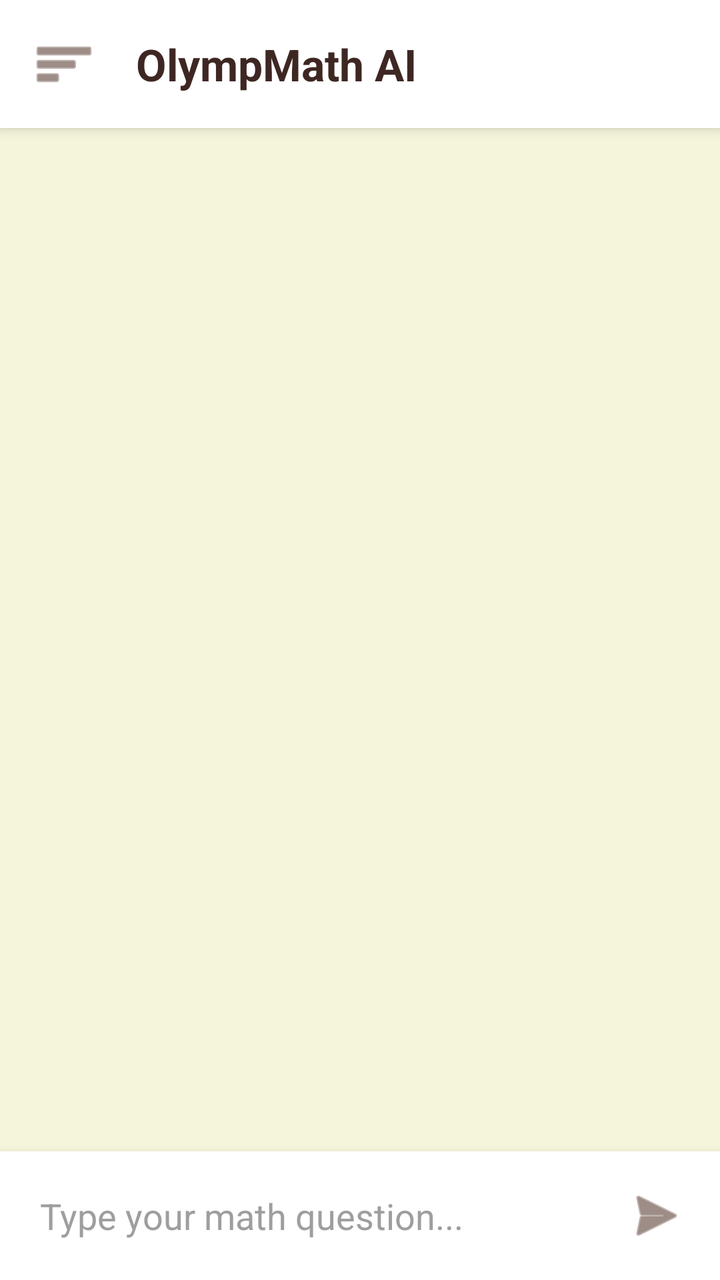
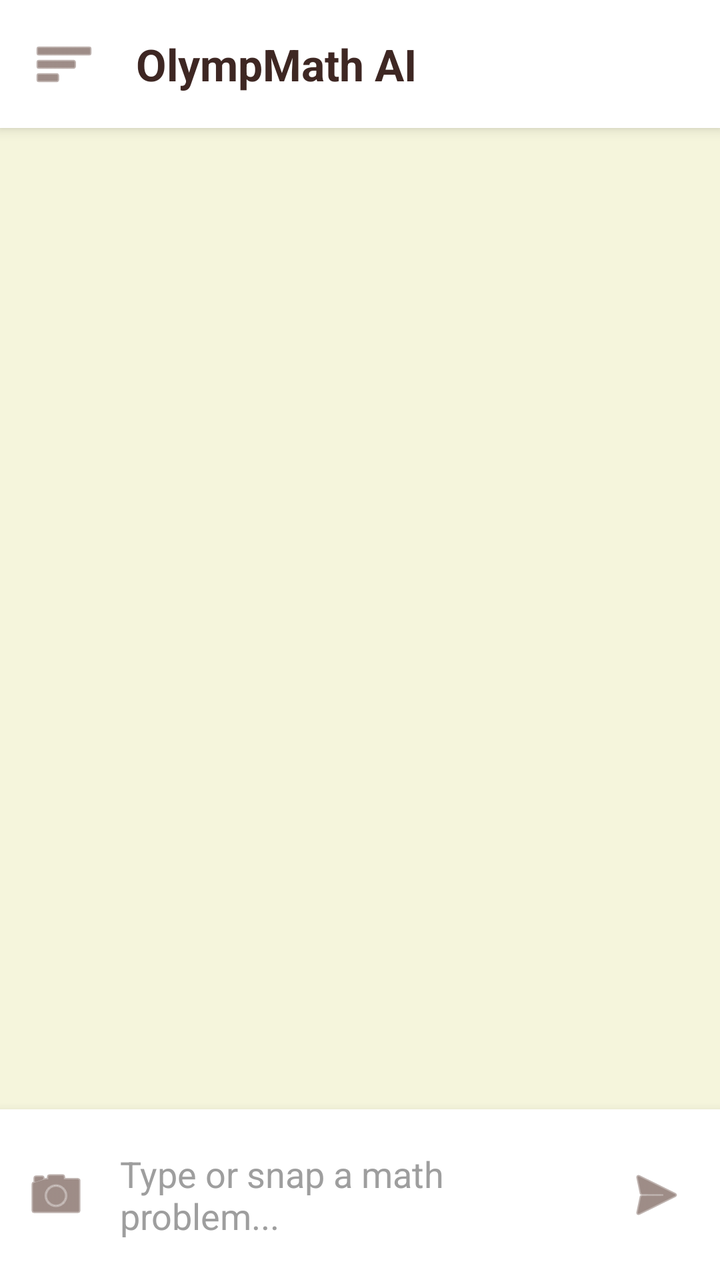

Before-and-after screenshots of an Android layout around one commit, followed by the original layout XML and the change that was made.
<!-- AndroidManifest.xml: application theme Theme.OlympMathMentor -->
<!-- res/layout/fragment_ai.xml -->
<?xml version="1.0" encoding="utf-8"?>
<androidx.drawerlayout.widget.DrawerLayout
    xmlns:android="http://schemas.android.com/apk/res/android"
    xmlns:app="http://schemas.android.com/apk/res-auto"
    android:id="@+id/drawerLayout"
    android:layout_width="match_parent"
    android:layout_height="match_parent">

    
    <LinearLayout
        android:layout_width="match_parent"
        android:layout_height="match_parent"
        android:orientation="vertical"
        android:background="#F5F5DC">

        
        <LinearLayout
            android:layout_width="match_parent"
            android:layout_height="wrap_content"
            android:orientation="horizontal"
            android:padding="12dp"
            android:background="#FFFFFF"
            android:elevation="4dp"
            android:gravity="center_vertical">

            <ImageButton
                android:id="@+id/btnOpenMenu"
                android:layout_width="40dp"
                android:layout_height="40dp"
                android:background="?attr/selectableItemBackgroundBorderless"
                android:src="@android:drawable/ic_menu_sort_by_size"
                app:tint="#5D4037" />

            <TextView
                android:layout_width="wrap_content"
                android:layout_height="wrap_content"
                android:text="OlympMath AI"
                android:textSize="22sp"
                android:textStyle="bold"
                android:textColor="#3E2723"
                android:layout_marginStart="16dp"/>
        </LinearLayout>

        
        <androidx.recyclerview.widget.RecyclerView
            android:id="@+id/rvChatMessages"
            android:layout_width="match_parent"
            android:layout_height="0dp"
            android:layout_weight="1"
            android:padding="8dp"
            android:clipToPadding="false"/>

        
        <LinearLayout
            android:layout_width="match_parent"
            android:layout_height="wrap_content"
            android:orientation="horizontal"
            android:padding="8dp"
            android:background="#FFFFFF"
            android:elevation="8dp">

            <EditText
                android:id="@+id/etChatMessage"
                android:layout_width="0dp"
                android:layout_height="wrap_content"
                android:layout_weight="1"
                android:hint="Type your math question..."
                android:background="@android:color/transparent"
                android:padding="12dp"
                android:textColor="#212121"
                android:textColorHint="#9E9E9E"/>

            <ImageButton
                android:id="@+id/btnSendChat"
                android:layout_width="48dp"
                android:layout_height="48dp"
                android:background="?attr/selectableItemBackgroundBorderless"
                android:src="@android:drawable/ic_menu_send"
                app:tint="#5D4037" />
        </LinearLayout>
    </LinearLayout>

    
    <LinearLayout
        android:layout_width="280dp"
        android:layout_height="match_parent"
        android:layout_gravity="start"
        android:background="#3E2723"
        android:orientation="vertical">

        
        <LinearLayout
            android:id="@+id/btnNewChat"
            android:layout_width="match_parent"
            android:layout_height="wrap_content"
            android:orientation="horizontal"
            android:padding="16dp"
            android:background="?attr/selectableItemBackground"
            android:clickable="true"
            android:focusable="true"
            android:gravity="center_vertical"
            android:layout_marginTop="24dp">

            <ImageView
                android:layout_width="24dp"
                android:layout_height="24dp"
                android:src="@android:drawable/ic_menu_edit"
                app:tint="#FFD700" />

            <TextView
                android:layout_width="wrap_content"
                android:layout_height="wrap_content"
                android:text="New Math Problem"
                android:textColor="#FFFFFF"
                android:textSize="16sp"
                android:textStyle="bold"
                android:layout_marginStart="16dp"/>
        </LinearLayout>

        <View
            android:layout_width="match_parent"
            android:layout_height="1dp"
            android:background="#5D4037"
            android:layout_marginTop="8dp"
            android:layout_marginBottom="8dp"/>

        <TextView
            android:layout_width="wrap_content"
            android:layout_height="wrap_content"
            android:text="Recent Topics"
            android:textColor="#D7CCC8"
            android:textSize="14sp"
            android:textStyle="bold"
            android:paddingStart="16dp"
            android:layout_marginBottom="8dp"/>

        <ScrollView
            android:layout_width="match_parent"
            android:layout_height="match_parent">

            <LinearLayout
                android:id="@+id/layoutSidebarHistory"
                android:layout_width="match_parent"
                android:layout_height="wrap_content"
                android:orientation="vertical"
                android:padding="8dp"/>
        </ScrollView>
    </LinearLayout>

</androidx.drawerlayout.widget.DrawerLayout>
<!-- resources referenced by this layout -->
<resources>
  <style name="Theme.OlympMathMentor" parent="Base.Theme.OlympMathMentor" />
  <style name="Base.Theme.OlympMathMentor" parent="Theme.Material3.DayNight.NoActionBar">
          <item name="colorPrimary">@color/soft_beige</item>
  
          <item name="android:statusBarColor">@color/soft_beige</item>
  
          <item name="android:windowLightStatusBar">true</item>
      </style>
  <color name="soft_beige">#EFEBE9</color>
</resources>

<!-- the commit's change to res/layout/fragment_ai.xml (unified diff, before → after) -->
@@ -51,32 +51,87 @@
             android:clipToPadding="false"/>
 
         
+        <com.airbnb.lottie.LottieAnimationView
+            android:id="@+id/lottieLoading"
+            android:layout_width="80dp"
+            android:layout_height="80dp"
+            android:layout_gravity="center"
+            android:layout_marginBottom="8dp"
+            android:visibility="gone"
+            app:lottie_rawRes="@raw/loading"
+            app:lottie_autoPlay="true"
+            app:lottie_loop="true" />
+
+        
         <LinearLayout
             android:layout_width="match_parent"
             android:layout_height="wrap_content"
-            android:orientation="horizontal"
-            android:padding="8dp"
+            android:orientation="vertical"
             android:background="#FFFFFF"
             android:elevation="8dp">
 
-            <EditText
-                android:id="@+id/etChatMessage"
-                android:layout_width="0dp"
-                android:layout_height="wrap_content"
-                android:layout_weight="1"
-                android:hint="Type your math question..."
-                android:background="@android:color/transparent"
-                android:padding="12dp"
-                android:textColor="#212121"
-                android:textColorHint="#9E9E9E"/>
-
-            <ImageButton
-                android:id="@+id/btnSendChat"
-                android:layout_width="48dp"
-                android:layout_height="48dp"
-                android:background="?attr/selectableItemBackgroundBorderless"
-                android:src="@android:drawable/ic_menu_send"
-                app:tint="#5D4037" />
+            
+            <RelativeLayout
+                android:id="@+id/layoutImagePreview"
+                android:layout_width="80dp"
+                android:layout_height="80dp"
+                android:layout_marginStart="16dp"
+                android:layout_marginTop="8dp"
+                android:visibility="gone">
+
+                <ImageView
+                    android:id="@+id/ivImagePreview"
+                    android:layout_width="match_parent"
+                    android:layout_height="match_parent"
+                    android:scaleType="centerCrop"
+                    android:background="#EEEEEE" />
+
+                <ImageButton
+                    android:id="@+id/btnRemoveImage"
+                    android:layout_width="24dp"
+                    android:layout_height="24dp"
+                    android:layout_alignParentEnd="true"
+                    android:layout_alignParentTop="true"
+                    android:background="#88000000"
+                    android:src="@android:drawable/ic_menu_close_clear_cancel"
+                    app:tint="#FFFFFF" />
+            </RelativeLayout>
+
+            
+            <LinearLayout
+                android:layout_width="match_parent"
+                android:layout_height="wrap_content"
+                android:orientation="horizontal"
+                android:padding="8dp"
+                android:gravity="center_vertical">
+
+                <ImageButton
+                    android:id="@+id/btnAttach"
+                    android:layout_width="40dp"
+                    android:layout_height="40dp"
+                    android:background="?attr/selectableItemBackgroundBorderless"
+                    android:src="@android:drawable/ic_menu_camera"
+                    app:tint="#5D4037" />
+
+                <EditText
+                    android:id="@+id/etChatMessage"
+                    android:layout_width="0dp"
+                    android:layout_height="wrap_content"
+                    android:layout_weight="1"
+                    android:hint="Type or snap a math problem..."
+                    android:background="@android:color/transparent"
+                    android:padding="12dp"
+                    android:textColor="#212121"
+                    android:textColorHint="#9E9E9E"/>
+
+                <ImageButton
+                    android:id="@+id/btnSendChat"
+                    android:layout_width="48dp"
+                    android:layout_height="48dp"
+                    android:background="?attr/selectableItemBackgroundBorderless"
+                    android:src="@android:drawable/ic_menu_send"
+                    app:tint="#5D4037" />
+            </LinearLayout>
         </LinearLayout>
     </LinearLayout>
 
